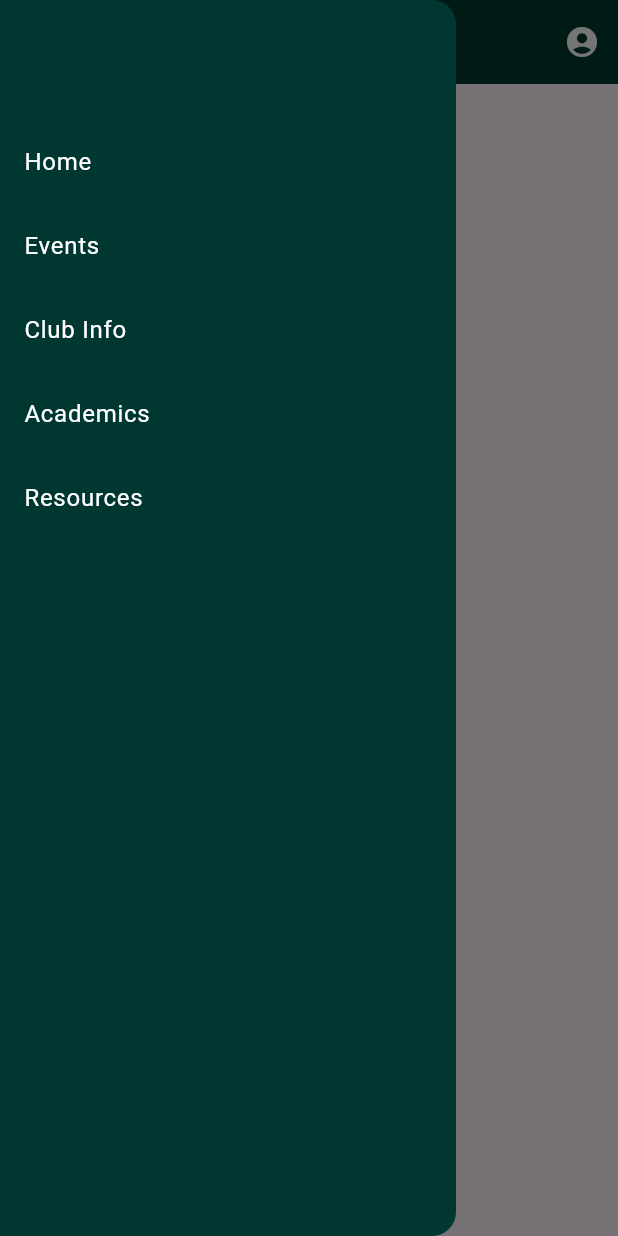
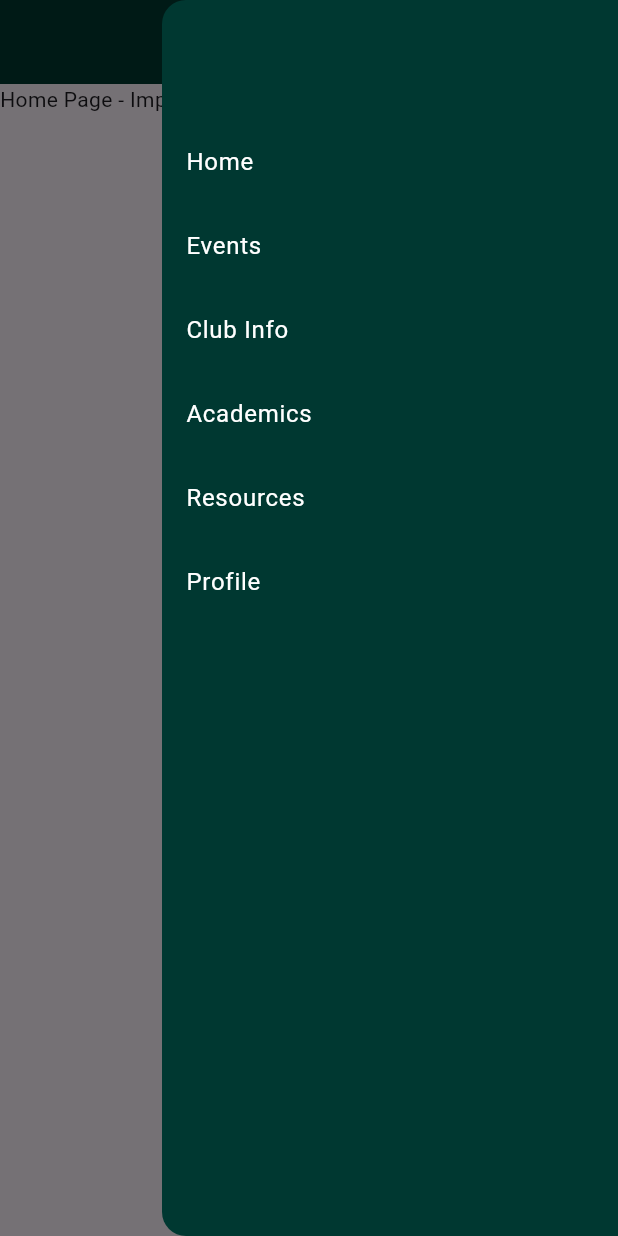
Before and after one commit to ccce-calpoly/CM_App, a Flutter app: the screen it shows once a user with an empty profile is signed in, with the side drawer open, on a phone screen of 412 x 824 dp. Run offline on Flutter 3.47's test engine with Material 3 defaults, Android fonts, the phone set to English and light mode, and no system bars; our stand-ins replace cloud_firestore, firebase_auth, firebase_core; missing offline and left inert: firebase_ui_auth; accounts and stored records are empty.

Commit message:
removed profile button, added profile option to the drawer, moved drawer to right side using endDrawer

```diff
--- a/lib/rendered_page.dart
+++ b/lib/rendered_page.dart
@@ -55,10 +55,10 @@ class _MyRenderedPageState extends State<RenderedPage> {
 
     return Scaffold(
       appBar: AppBar(
-        leading: Builder(
-            builder: (context) => IconButton(
-                icon: const Icon(Icons.dehaze),
-                onPressed: () => Scaffold.of(context).openDrawer())),
+        // leading: Builder(
+        //     builder: (context) => IconButton(
+        //         icon: const Icon(Icons.dehaze),
+        //         onPressed: () => Scaffold.of(context).openDrawer())),
         backgroundColor: calPolyGreen,
         centerTitle: true,
         iconTheme: const IconThemeData(color: Colors.white),
@@ -66,22 +66,10 @@ class _MyRenderedPageState extends State<RenderedPage> {
           getTitleText(),
           style: const TextStyle(color: Colors.white),
         ),
-        actions: <Widget>[
-          IconButton(
-              icon: const Icon(Icons.account_circle_rounded),
-              tooltip: 'Open Profile',
-              onPressed: () {
-                _onItemTapped(5);
-                // Navigator.push(
-                //     context,
-                //     MaterialPageRoute(
-                //         builder: (context) => const ProfileScreen()));
-              })
-        ],
       ),
       body: _widgetOptions[_selectedIndex],
       backgroundColor: appBackgroundColor, //Still determining background color
-      drawer: Drawer(
+      endDrawer: Drawer(
         backgroundColor: calPolyGreen,
         child: ListView(
           padding: EdgeInsets.zero,
@@ -131,6 +119,14 @@ class _MyRenderedPageState extends State<RenderedPage> {
                   _onItemTapped(4);
                   Navigator.pop(context);
                 }),
+            ListTile(
+                title: const Text('Profile',
+                    style: TextStyle(color: Color(0xFFFFFFFF))),
+                selected: _selectedIndex == 5,
+                onTap: () {
+                  _onItemTapped(5);
+                  Navigator.pop(context);
+                }),
           ],
         ),
       ),
```
